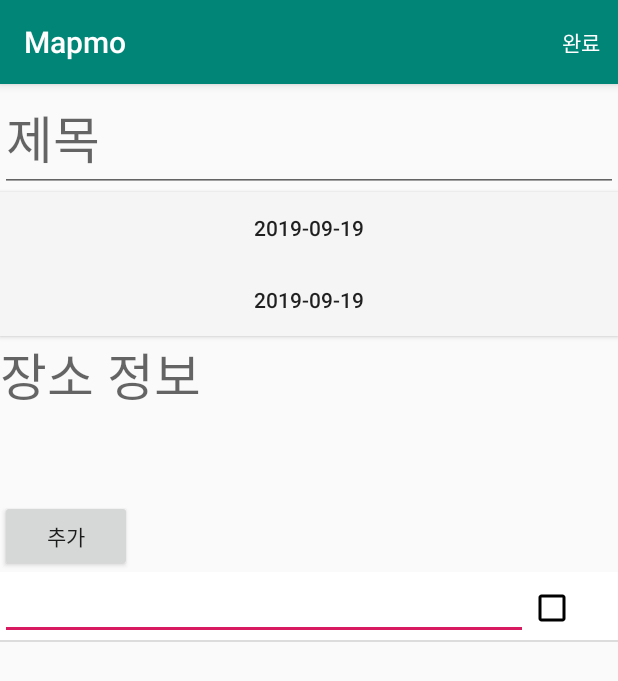
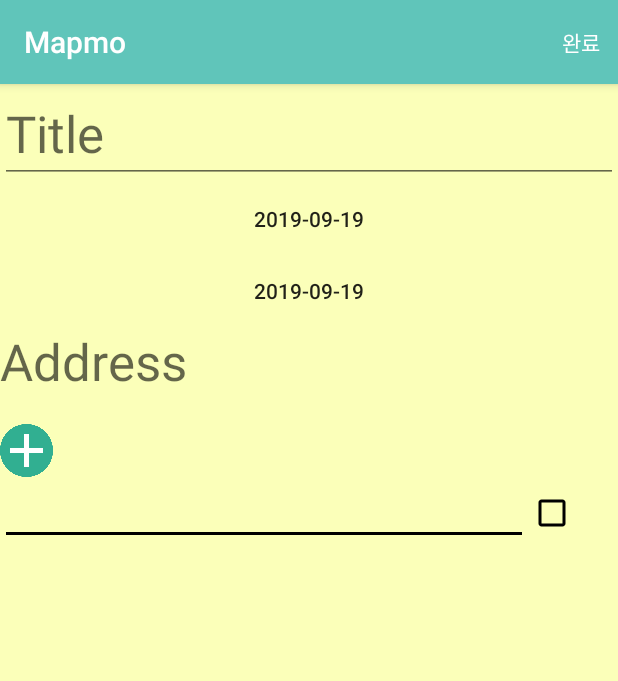
Before and after one commit to JosephNaa/MapmoProject, an Android app: the addMemoActivity screen opened directly, with no data from a screen before it, after a tap on "완료", on a phone screen of 412 x 824 dp. Shown: the top 681 px of the screen. Run offline under Robolectric (Android 15) with nearby library versions, the light colour scheme and no system bars; 2 other taps on this screen came first.

Commit message:
2019/09/19 체크리스트 만드는 부분 디자인 수정하였습니다. - 진행중

```diff
--- a/Mapmo/app/src/main/java/com/example/mapmo/addMemoActivity.java
+++ b/Mapmo/app/src/main/java/com/example/mapmo/addMemoActivity.java
@@ -96,8 +96,6 @@ public class addMemoActivity extends AppCompatActivity implements View.OnClickLi
         startDayBt = (Button) findViewById(R.id.startDayBt);
         finishDayBt = (Button) findViewById(R.id.finishDayBt);
         addressTv = (TextView) findViewById(R.id.addressTv);
-        latitudeTv = (TextView) findViewById(R.id.latitudeTv);
-        longitudeTv = (TextView) findViewById(R.id.longitudeTv);
 
         //정혜원
         titleEdit = (EditText)findViewById(R.id.titlePt);
@@ -146,8 +144,6 @@ public class addMemoActivity extends AppCompatActivity implements View.OnClickLi
         finishDayBt.setText(memo_finish);
 
         addressTv.setText(addMarkerAddress);
-        latitudeTv.setText(MainActivity.addMarkerLatitude);
-        longitudeTv.setText(MainActivity.addMarkerLongitude);
 
         ((Button)findViewById(R.id.startDayBt)).setOnClickListener(this);
         ((Button)findViewById(R.id.finishDayBt)).setOnClickListener(this);
--- a/Mapmo/app/src/main/res/layout/activity_add_memo.xml
+++ b/Mapmo/app/src/main/res/layout/activity_add_memo.xml
@@ -4,6 +4,7 @@
     xmlns:tools="http://schemas.android.com/tools"
     android:layout_width="match_parent"
     android:layout_height="match_parent"
+    android:background="#FBFFB9"
     android:orientation="vertical"
     tools:context=".addMemoActivity">
 
@@ -12,29 +13,31 @@
             android:layout_width="match_parent"
             android:layout_height="wrap_content"
             android:ems="10"
-            android:hint="제목"
+            android:hint="Title"
             android:inputType="textPersonName"
             android:textAppearance="@style/TextAppearance.AppCompat.Display1" />
 
         <Button
-            android:id="@+id/startDayBt"
+            android:id="@+id/finishDayBt"
+            style="?android:attr/borderlessButtonStyle"
             android:layout_width="match_parent"
             android:layout_height="wrap_content"
-            android:background="#fff5f5f5"
+            android:background="#FBFFB9"
             android:text="Button" />
 
         <Button
-            android:id="@+id/finishDayBt"
+            android:id="@+id/startDayBt"
+            style="?android:attr/borderlessButtonStyle"
             android:layout_width="match_parent"
             android:layout_height="wrap_content"
-            android:background="#fff5f5f5"
+            android:background="#FBFFB9"
             android:text="Button" />
 
         <TextView
             android:id="@+id/textView2"
             android:layout_width="match_parent"
             android:layout_height="wrap_content"
-            android:text="장소 정보"
+            android:text="Address"
             android:textAppearance="@style/TextAppearance.AppCompat.Display1" />
 
         <TextView
@@ -43,23 +46,11 @@
             android:layout_height="wrap_content"
             android:text="TextView" />
 
-        <TextView
-            android:id="@+id/latitudeTv"
-            android:layout_width="match_parent"
-            android:layout_height="wrap_content"
-            android:text="TextView" />
-
-        <TextView
-            android:id="@+id/longitudeTv"
-            android:layout_width="match_parent"
-            android:layout_height="wrap_content"
-            android:text="TextView" />
-
         <Button
             android:id="@+id/add"
-            android:layout_width="wrap_content"
-            android:layout_height="wrap_content"
-            android:text="추가"
+            android:layout_width="35dp"
+            android:layout_height="35dp"
+            android:background="@drawable/plus"
             tools:layout_editor_absoluteX="0dp"
             tools:layout_editor_absoluteY="0dp" />
 
@@ -67,8 +58,8 @@
             android:id="@+id/listview"
             android:layout_width="match_parent"
             android:layout_height="386dp"
-            android:background="@null"
-            android:scrollbars="none">
-        </ListView>
+            android:background="#FBFFB9"
+            android:divider="@color/common_google_signin_btn_text_dark_disabled"
+            android:scrollbars="none"></ListView>
 
 </LinearLayout>
--- a/Mapmo/app/src/main/res/layout/listview_memo.xml
+++ b/Mapmo/app/src/main/res/layout/listview_memo.xml
@@ -2,14 +2,15 @@
 <LinearLayout xmlns:android="http://schemas.android.com/apk/res/android"
     android:layout_width="match_parent"
     android:layout_height="match_parent"
-    android:background="@android:color/white"
-    android:orientation="horizontal" >
+    android:background="#FBFFB9"
+    android:orientation="horizontal">
 
     <EditText
         android:id="@+id/editText1"
         android:layout_width="wrap_content"
         android:layout_height="wrap_content"
         android:layout_weight="5"
+        android:backgroundTint="@android:color/black"
         android:ems="10"
         android:textColor="@android:color/black">
 
@@ -21,7 +22,7 @@
         android:layout_width="wrap_content"
         android:layout_height="wrap_content"
         android:layout_weight="1"
+        android:buttonTint="#000000"
         android:clickable="false"
-        android:focusable="false"
-        android:buttonTint="#000000"/>
+        android:focusable="false" />
 </LinearLayout>
--- a/Mapmo/app/src/main/res/values/styles.xml
+++ b/Mapmo/app/src/main/res/values/styles.xml
@@ -3,8 +3,8 @@
     <!-- Base application theme. -->
     <style name="AppTheme" parent="Theme.AppCompat.Light.DarkActionBar">
         <!-- Customize your theme here. -->
-        <item name="colorPrimary">@color/colorPrimary</item>
-        <item name="colorPrimaryDark">@color/colorPrimaryDark</item>
+        <item name="colorPrimary">#60c5ba</item>
+        <item name="colorPrimaryDark">#60c5ba</item>
         <item name="colorAccent">@color/colorAccent</item>
     </style>
 
```
Also changed, not shown: Mapmo/app/src/main/res/drawable/plus.png (added).
